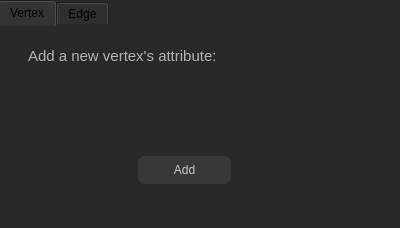
This is resource/gui/AddAttributesDialog.ui in dthung1602/NetworkVisualization as Qt 5 draws it before an edit. The edited form follows.
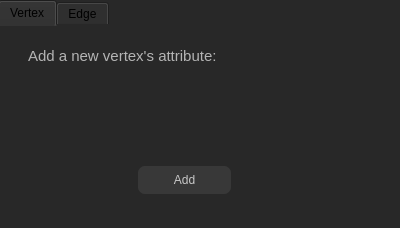
This is the edited form. The open tabs and pages were chosen to show the change.

The edit to the form file:
```diff
--- a/resource/gui/AddAttributesDialog.ui
+++ b/resource/gui/AddAttributesDialog.ui
@@ -57,7 +57,7 @@
      <property name="geometry">
       <rect>
        <x>140</x>
-       <y>130</y>
+       <y>140</y>
        <width>93</width>
        <height>28</height>
       </rect>
```
Left out of the diff: 4 changed lines with no effect on the pictures.
